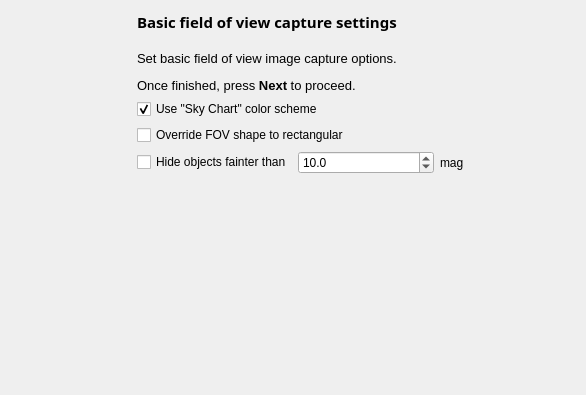
KDE/kstars, file kstars/printing/pwizfovconfig.ui: the form before one commit.
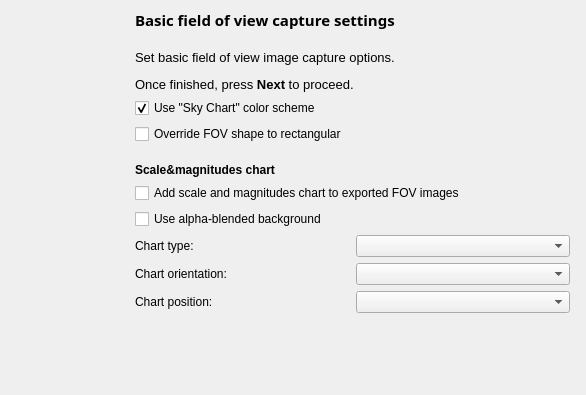
The form after the commit.

Patch:
```diff
--- a/kstars/printing/pwizfovconfig.ui
+++ b/kstars/printing/pwizfovconfig.ui
@@ -13,9 +13,15 @@
   <property name="windowTitle">
    <string>Form</string>
   </property>
-  <layout class="QHBoxLayout" name="horizontalLayout_2">
-   <item>
     <widget class="QLabel" name="banner">
+   <property name="geometry">
+    <rect>
+     <x>9</x>
+     <y>17</y>
+     <width>120</width>
+     <height>360</height>
+    </rect>
+   </property>
      <property name="sizePolicy">
       <sizepolicy hsizetype="Fixed" vsizetype="Fixed">
        <horstretch>0</horstretch>
@@ -32,8 +38,15 @@
       <string/>
      </property>
     </widget>
-   </item>
-   <item>
+  <widget class="QWidget" name="">
+   <property name="geometry">
+    <rect>
+     <x>135</x>
+     <y>9</y>
+     <width>435</width>
+     <height>369</height>
+    </rect>
+   </property>
     <layout class="QVBoxLayout" name="fovConfigLayout">
      <property name="spacing">
       <number>6</number>
@@ -70,7 +83,7 @@
        <property name="sizeHint" stdset="0">
         <size>
          <width>20</width>
-         <height>12</height>
+        <height>13</height>
         </size>
        </property>
       </spacer>
@@ -108,37 +121,80 @@
       </widget>
      </item>
      <item>
-      <layout class="QHBoxLayout" name="horizontalLayout">
+     <spacer name="verticalSpacer">
+      <property name="orientation">
+       <enum>Qt::Vertical</enum>
+      </property>
+      <property name="sizeType">
+       <enum>QSizePolicy::Fixed</enum>
+      </property>
+      <property name="sizeHint" stdset="0">
+       <size>
+        <width>20</width>
+        <height>13</height>
+       </size>
+      </property>
+     </spacer>
+    </item>
        <item>
-        <widget class="QCheckBox" name="hideFaintObjBox">
+     <widget class="QLabel" name="label">
+      <property name="font">
+       <font>
+        <weight>75</weight>
+        <bold>true</bold>
+       </font>
+      </property>
          <property name="text">
-          <string>Hide objects fainter than</string>
+       <string>Scale&amp;magnitudes chart</string>
          </property>
         </widget>
        </item>
        <item>
-        <widget class="QDoubleSpinBox" name="magSpinBox">
-         <property name="decimals">
-          <number>1</number>
-         </property>
-         <property name="maximum">
-          <double>15.000000000000000</double>
-         </property>
-         <property name="singleStep">
-          <double>0.100000000000000</double>
-         </property>
-         <property name="value">
-          <double>10.000000000000000</double>
+     <widget class="QCheckBox" name="addLegendBox">
+      <property name="text">
+       <string>Add scale and magnitudes chart to exported FOV images</string>
+      </property>
+     </widget>
+    </item>
+    <item>
+     <widget class="QCheckBox" name="useAlphaBlendBox">
+      <property name="text">
+       <string>Use alpha-blended background</string>
+      </property>
+     </widget>
+    </item>
+    <item>
+     <layout class="QGridLayout" name="gridLayout">
+      <item row="1" column="0">
+       <widget class="QLabel" name="orientationLabel">
+        <property name="text">
+         <string>Chart orientation:</string>
+        </property>
+       </widget>
+      </item>
+      <item row="1" column="1">
+       <widget class="QComboBox" name="orientationCombo"/>
+      </item>
+      <item row="2" column="0">
+       <widget class="QLabel" name="positionLabel">
+        <property name="text">
+         <string>Chart position:</string>
          </property>
         </widget>
        </item>
-       <item>
-        <widget class="QLabel" name="magLabel">
+      <item row="2" column="1">
+       <widget class="QComboBox" name="positionCombo"/>
+      </item>
+      <item row="0" column="0">
+       <widget class="QLabel" name="label_2">
          <property name="text">
-          <string>mag</string>
+         <string>Chart type:</string>
          </property>
         </widget>
        </item>
+      <item row="0" column="1">
+       <widget class="QComboBox" name="typeCombo"/>
+      </item>
       </layout>
      </item>
      <item>
@@ -152,14 +208,13 @@
        <property name="sizeHint" stdset="0">
         <size>
          <width>20</width>
-         <height>12</height>
+        <height>40</height>
         </size>
        </property>
       </spacer>
      </item>
     </layout>
-   </item>
-  </layout>
+  </widget>
  </widget>
  <resources/>
  <connections/>
```
Lines whose indentation alone changed are shown as unchanged.
